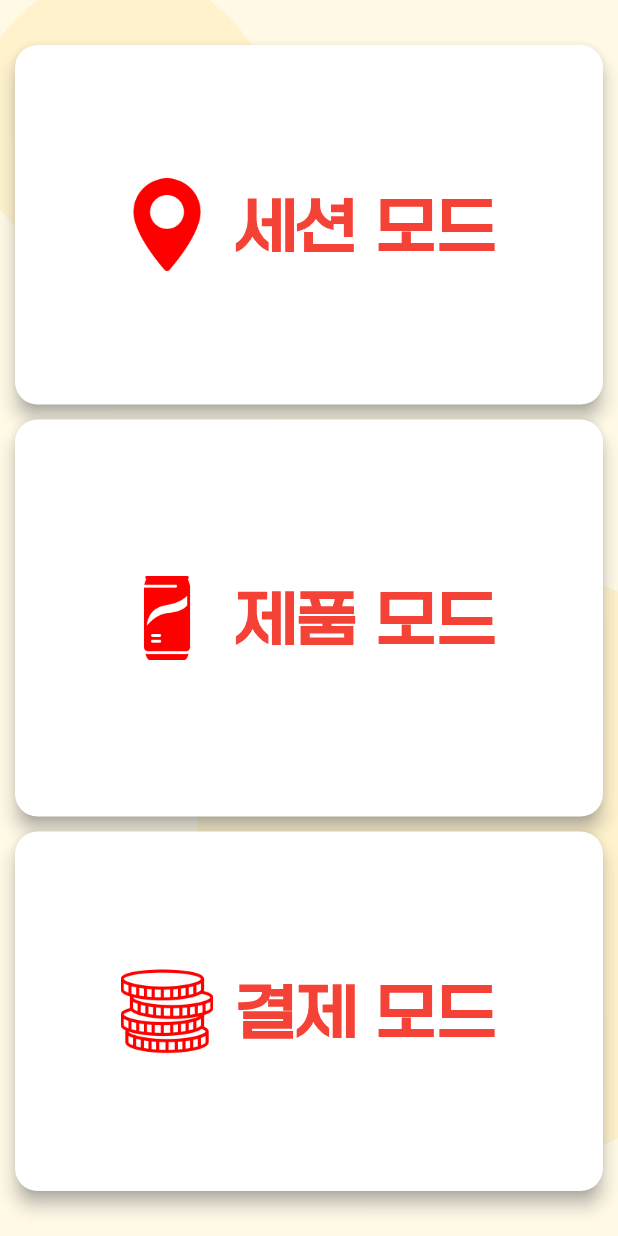
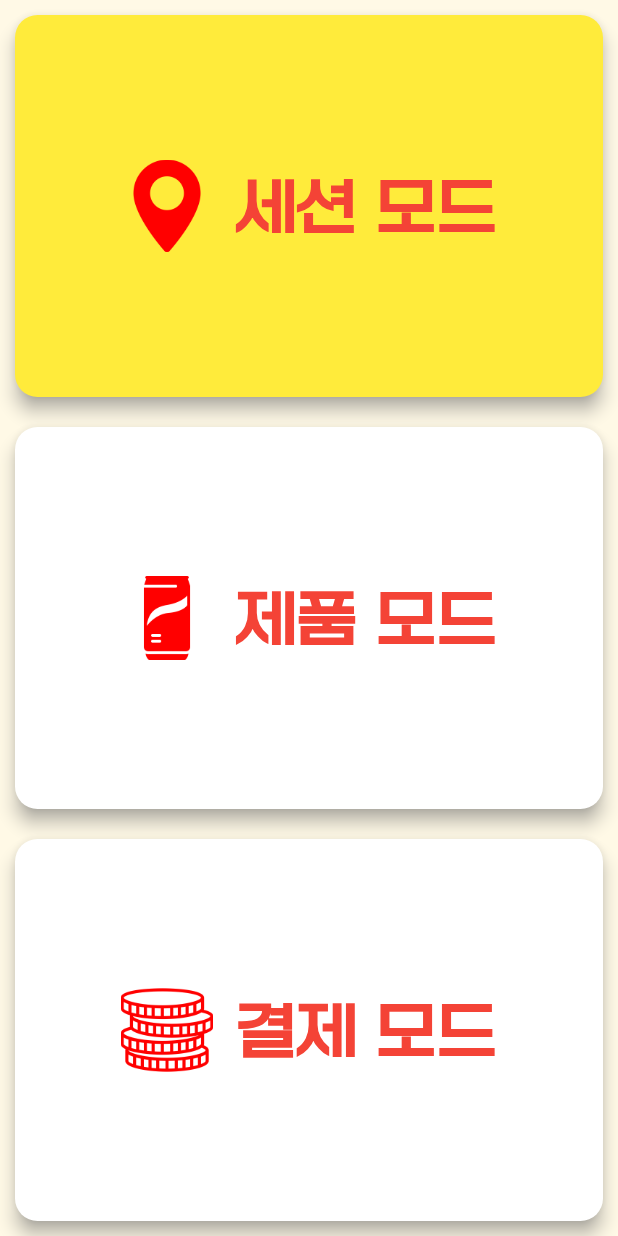
Before and after one commit to MyKnow/ishopping, a Flutter app: the MainScreen screen opened directly, on a phone screen of 412 x 824 dp. Run offline on Flutter 3.47's test engine with Material 3 defaults, Android fonts, the phone set to English and light mode, and no system bars; our stand-ins replace camera, flutter_tts, geolocator, local_auth, permission_handler, vibration; missing offline and left inert: haptic_feedback, tflite_flutter.

Commit message:
메인뷰 스와이프로 변경

```diff
--- a/lib/main.dart
+++ b/lib/main.dart
@@ -7,7 +7,6 @@ import 'package:haptic_feedback/haptic_feedback.dart';
 import 'map_platform.dart';
 import 'product_platform.dart';
 import 'shopping_bag.dart';
-import 'storelist.dart';
 
 void main() {
   runApp(MyApp());
@@ -17,7 +16,7 @@ class MyApp extends StatelessWidget {
   @override
   Widget build(BuildContext context) {
     return MaterialApp(
-      home: StoreListScreen(),
+      home: MainScreen(),
     );
   }
 }
@@ -29,6 +28,7 @@ class MainScreen extends StatefulWidget {
 
 class _MainScreenState extends State<MainScreen> {
   late FlutterTts flutterTts;
+  int _currentMode = 0; // 0: 세션모드, 1: 제품모드, 2: 결제모드
 
   @override
   void initState() {
@@ -41,18 +41,6 @@ class _MainScreenState extends State<MainScreen> {
     await flutterTts.setLanguage("ko-KR");
     await flutterTts.setPitch(1.0);
     await flutterTts.setSpeechRate(0.7);
-
-    await _speakText("세션모드. 제품모드. 결제모드. ");
-  }
-
-  Future<void> _speakText(String text) async {
-    var sentences = text.split(". ");
-    for (var sentence in sentences) {
-      if (sentence.isNotEmpty) {
-        await flutterTts.speak(sentence);
-        await Future.delayed(Duration(milliseconds: 700));
-      }
-    }
   }
 
   @override
@@ -66,55 +54,56 @@ class _MainScreenState extends State<MainScreen> {
     return Scaffold(
       backgroundColor: const Color(0xFFFFF9E6),
       body: SafeArea(
+        child: GestureDetector(
+          onVerticalDragEnd: (details) => _handleSwipe(details),
+          onHorizontalDragEnd: (details) => _handleSwipe(details),
+          onTap: () => _navigateToCurrentMode(context),
           child: OrientationBuilder(
-          builder: (context, orientation) {
-            return Stack(
-              children: <Widget>[
-                CustomPaint(
-                  painter: BackgroundPainter(),
-                  size: const Size(double.infinity, double.infinity),
-                ),
+            builder: (context, orientation) =>
                 orientation == Orientation.portrait
                     ? buildVerticalLayout()
                     : buildHorizontalLayout(),
-              ],
-            );
-          },
+          ),
         ),
       ),
     );
   }
 
+  void _handleSwipe(DragEndDetails details) {
+    if (details.primaryVelocity != null) {
+      if (details.primaryVelocity! < 0 && _currentMode < 2) {
+        setState(() => _currentMode++);
+      } else if (details.primaryVelocity! > 0 && _currentMode > 0) {
+        setState(() => _currentMode--);
+      }
+    }
+  }
+
+  void _navigateToCurrentMode(BuildContext context) {
+    switch (_currentMode) {
+      case 0:
+        navigateToSessionMode(context);
+        break;
+      case 1:
+        navigateToProductMode(context);
+        break;
+      case 2:
+        navigateToShoppingBagMode(context);
+        break;
+    }
+  }
+
   Widget buildVerticalLayout() {
+    double screenHeight = MediaQuery.of(context).size.height;
+
     return Column(
       children: <Widget>[
-        Expanded(
-          child: buildButton(
-            context,
-            "세션 모드",
-            "assets/images/public/maps.png",
-            EdgeInsets.fromLTRB(10, 30, 10, 5),
-            () => navigateToSessionMode(context),
-          ),
-        ),
-        Expanded(
-          child: buildButton(
-            context,
-            "제품 모드",
-            "assets/images/public/coke.png",
-            EdgeInsets.fromLTRB(10, 5, 10, 5),
-            () => navigateToProductMode(context),
-          ),
-        ),
-        Expanded(
-          child: buildButton(
-            context,
-            "결제 모드",
-            "assets/images/public/coins.png",
-            EdgeInsets.fromLTRB(10, 5, 10, 30),
-            () => navigateToShoppingBagMode(context),
-          ),
-        ),
+        buildModeButton(
+            "세션 모드", "assets/images/public/maps.png", 0, screenHeight),
+        buildModeButton(
+            "제품 모드", "assets/images/public/coke.png", 1, screenHeight),
+        buildModeButton(
+            "결제 모드", "assets/images/public/coins.png", 2, screenHeight),
       ],
     );
   }
@@ -124,64 +113,32 @@ class _MainScreenState extends State<MainScreen> {
 
     return Row(
       children: <Widget>[
-        Expanded(
-          child: Container(
-            height: screenHeight,
-            child: buildButton(
-              context,
-              "세션 모드",
-              "assets/images/public/maps.png",
-              EdgeInsets.fromLTRB(10, 10, 5, 10),
-              () => navigateToSessionMode(context),
-            ),
-          ),
-        ),
-        Expanded(
-          child: Container(
-            height: screenHeight,
-            child: buildButton(
-              context,
-              "제품 모드",
-              "assets/images/public/coke.png",
-              EdgeInsets.fromLTRB(5, 10, 5, 10),
-              () => navigateToProductMode(context),
-            ),
-          ),
-        ),
-        Expanded(
-          child: Container(
-            height: screenHeight,
-            child: buildButton(
-              context,
-              "결제 모드",
-              "assets/images/public/coins.png",
-              EdgeInsets.fromLTRB(5, 10, 10, 10),
-              () => navigateToShoppingBagMode(context),
-            ),
-          ),
-        ),
+        buildModeButton(
+            "세션 모드", "assets/images/public/maps.png", 0, screenHeight),
+        buildModeButton(
+            "제품 모드", "assets/images/public/coke.png", 1, screenHeight),
+        buildModeButton(
+            "결제 모드", "assets/images/public/coins.png", 2, screenHeight),
       ],
     );
   }
 
-  Widget buildButton(BuildContext context, String text, String imagePath,
-      EdgeInsets margin, VoidCallback onPressed) {
-    // 화면의 너비와 높이를 가져옵니다.
+  Widget buildModeButton(
+      String text, String imagePath, int modeIndex, double buttonHeight) {
     double screenWidth = MediaQuery.of(context).size.width;
-    double screenHeight = MediaQuery.of(context).size.height;
+    double imageSize = min(screenWidth, buttonHeight) * 0.15;
+    double fontSize = min(screenWidth, buttonHeight) * 0.1;
 
-    // 화면 크기에 따라 동적으로 크기를 조정합니다.
-    double imageSize =
-        min(screenWidth, screenHeight) * 0.15; // 이미지 크기를 화면의 10%로 설정
-    double fontSize =
-        min(screenWidth, screenHeight) * 0.1; // 텍스트 크기를 화면의 5%로 설정
-
-    return Container(
-      margin: margin,
+    return Expanded(
+      child: Container(
+        margin: EdgeInsets.all(10),
         child: ElevatedButton(
-        onPressed: onPressed,
+          onPressed: () {
+            // 클릭 이벤트 처리
+            _navigateToCurrentMode(context);
+          },
           style: ElevatedButton.styleFrom(
-          primary: Colors.white,
+            primary: _currentMode == modeIndex ? Colors.yellow : Colors.white,
             onPrimary: Colors.black,
             shadowColor: Colors.grey,
             elevation: 5,
@@ -189,13 +146,14 @@ class _MainScreenState extends State<MainScreen> {
               borderRadius: BorderRadius.circular(15),
             ),
             padding: EdgeInsets.symmetric(vertical: 20),
-          minimumSize: Size(double.infinity, 100),
+            // 높이를 화면 높이로 설정
+            minimumSize: Size(double.infinity, buttonHeight),
           ),
           child: Row(
             mainAxisAlignment: MainAxisAlignment.center,
             children: <Widget>[
               Image.asset(imagePath, width: imageSize),
-            const SizedBox(width: 15),
+              SizedBox(width: 15),
               Text(
                 text,
                 style: TextStyle(
@@ -208,10 +166,12 @@ class _MainScreenState extends State<MainScreen> {
             ],
           ),
         ),
+      ),
     );
   }
 
-  void navigateToSessionMode(BuildContext context) async {
+  // Navigation functions for each mode
+  void navigateToSessionMode(BuildContext context) {
     heavyVibration(3);
     Navigator.push(
         context,
@@ -219,7 +179,7 @@ class _MainScreenState extends State<MainScreen> {
             builder: (context) => const PlatformSpecificMapScreen()));
   }
 
-  void navigateToProductMode(BuildContext context) async {
+  void navigateToProductMode(BuildContext context) {
     heavyVibration(3);
     Navigator.push(
         context,
@@ -227,12 +187,13 @@ class _MainScreenState extends State<MainScreen> {
             builder: (context) => const PlatformSpecificProductScreen()));
   }
 
-  void navigateToShoppingBagMode(BuildContext context) async {
+  void navigateToShoppingBagMode(BuildContext context) {
     heavyVibration(3);
     Navigator.push(
         context, MaterialPageRoute(builder: (context) => ShoppingBagScreen()));
   }
 
+  // Haptic feedback functions
   Future<void> heavyVibration(int rep) async {
     if (await Haptics.canVibrate()) {
       for (int i = 0; i < rep; i++) {
```
Lines whose indentation alone changed are shown as unchanged.
